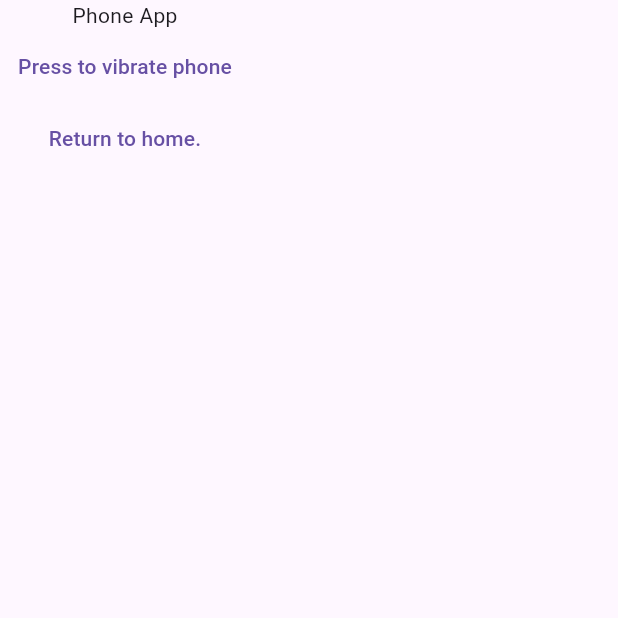
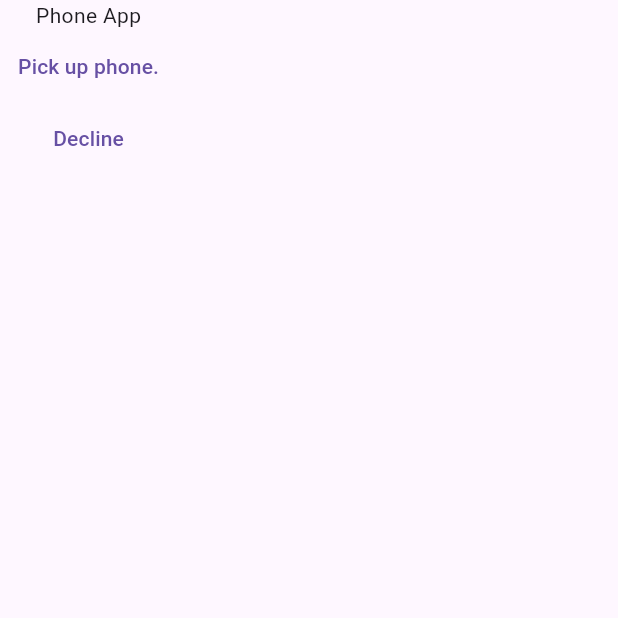
Before and after one commit to Oskarmos1/lookbusyOC, a Flutter app: the Phone screen opened by its route, on a phone screen of 412 x 824 dp, the top half of it. Run offline on Flutter 3.47's test engine with Material 3 defaults, Android fonts, the light colour scheme and no system bars; our stand-ins replace google_mobile_ads, vibration.

Commit message:
Call functionality done

```diff
--- a/lib/phone.dart
+++ b/lib/phone.dart
@@ -12,35 +12,128 @@ class Phone extends StatefulWidget {
 }
 
 class _PhoneState extends State<Phone> {
+  double callOpacity = 0.0;
+  double preCallOpacity = 1.0;
+  double postCallOpacity = 0.0;
+  List<Timer> timers = [];
   @override
   void dispose() {
     super.dispose();
-    x?.cancel();
+    for (int i = 0; i < timers.length; i++) {
+      timers[i].cancel();
+    }
   }
 
+  bool started = true;
   Timer? x;
   @override
   Widget build(BuildContext context) {
+    if (started == true) {
+      started = false;
+      Clipboard.setData(ClipboardData(text: ''));
+      for (int i = 0; i < 10; i++) {
+        timers.add(Timer(Duration(seconds: i * 4), () {
+          Vibration.vibrate(amplitude: 250, duration: 1000);
+        }));
+      }
+      Timer(Duration(seconds: 40), () {
+        setState(() {
+          preCallOpacity = 0.0;
+          postCallOpacity = 1.0;
+        });
+      });
+    }
     return Scaffold(
       body: SafeArea(
         child: Column(
           children: <Widget>[
             const Text("Phone App"),
+            Opacity(
+              opacity: preCallOpacity,
+              child: TextButton(
+                  onPressed: () {
+                    if (preCallOpacity == 1.0) {
+                      for (int i = 0; i < timers.length; i++) {
+                        timers[i].cancel();
+                      }
+                      setState(() {
+                        preCallOpacity = 0.0;
+                        callOpacity = 1.0;
+                      });
+                    }
+                  },
+                  child: const Text("Pick up phone.")),
+            ),
+            Opacity(
+              opacity: preCallOpacity,
+              child: TextButton(
+                  onPressed: () {
+                    if (preCallOpacity == 1.0) {
+                      for (int i = 0; i < timers.length; i++) {
+                        timers[i].cancel();
+                      }
+                      setState(() {
+                        preCallOpacity = 0.0;
+                        postCallOpacity = 1.0;
+                      });
+                    }
+                  },
+                  child: const Text("Decline")),
+            ),
+            TextButton(
+                onPressed: () {},
+                child: Opacity(
+                  child: Text("Mute"),
+                  opacity: callOpacity,
+                )),
+            TextButton(
+                onPressed: () {},
+                child: Opacity(
+                  child: Text("Keypad"),
+                  opacity: callOpacity,
+                )),
+            TextButton(
+                onPressed: () {},
+                child: Opacity(
+                  child: Text("Facetime"),
+                  opacity: callOpacity,
+                )),
+            TextButton(
+                onPressed: () {},
+                child: Opacity(
+                  child: Text("Audio"),
+                  opacity: callOpacity,
+                )),
+            TextButton(
+                onPressed: () {},
+                child: Opacity(
+                  child: Text("Add"),
+                  opacity: callOpacity,
+                )),
             TextButton(
                 onPressed: () {
-                  Clipboard.setData(ClipboardData(text: ''));
-                  for (int i = 0; i < 10; i++) {
-                    x = Timer(Duration(seconds: i * 4), () {
-                      Vibration.vibrate(amplitude: 250, duration: 1000);
+                  if (callOpacity == 1.0) {
+                    setState(() {
+                      callOpacity = 0.0;
+                      postCallOpacity = 1.0;
                     });
                   }
                 },
-                child: Text("Press to vibrate phone")),
-            TextButton(
-                onPressed: () {
-                  Navigator.pop(context);
-                },
-                child: const Text("Return to home."))
+                child: Opacity(
+                  child: Text("Decline"),
+                  opacity: callOpacity,
+                )),
+            Opacity(opacity: postCallOpacity, child: Text("Call ended")),
+            Opacity(
+                opacity: postCallOpacity,
+                child: TextButton(
+                  child: Text("Return home"),
+                  onPressed: () {
+                    if (postCallOpacity == 1.0) {
+                      Navigator.pop(context);
+                    }
+                  },
+                )),
           ],
         ),
       ),
```
